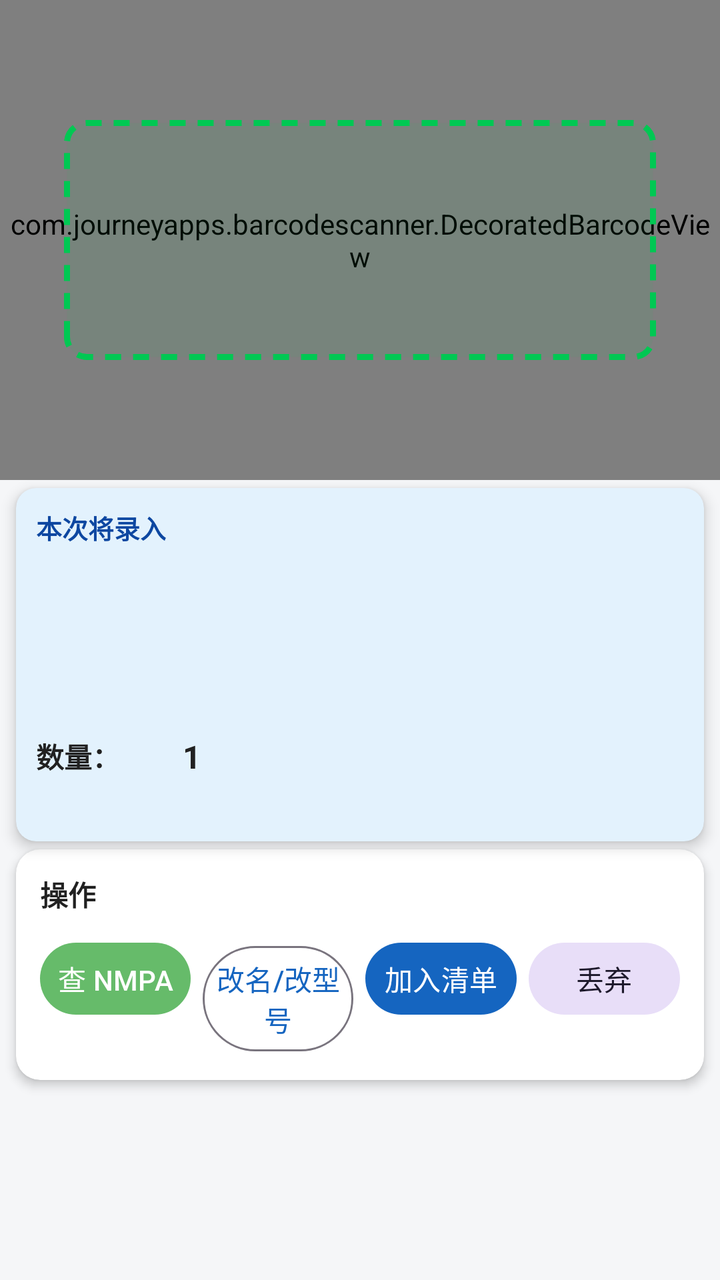
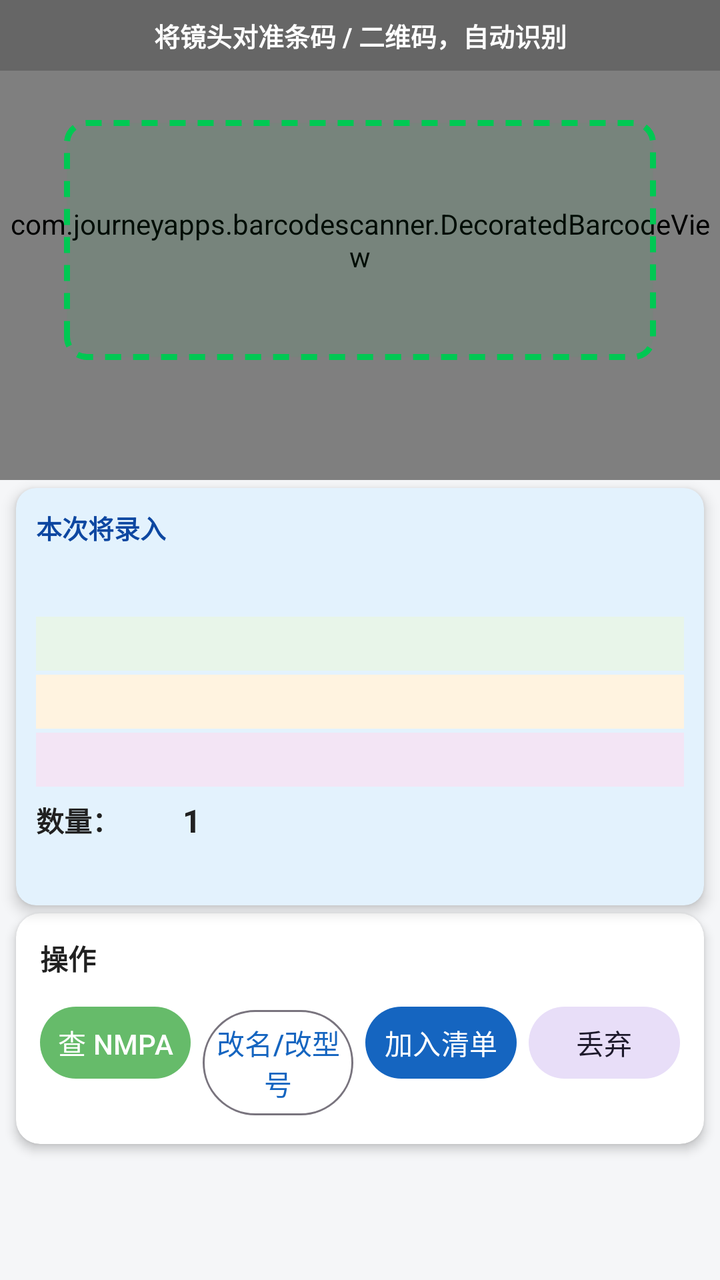

Two renders of the same Android screen: before a commit and after it. Below are the layout's source before the change and the commit's diff.
<!-- AndroidManifest.xml: application theme Theme.UdiScan -->
<!-- res/layout/fragment_scan.xml -->
<?xml version="1.0" encoding="utf-8"?>

<LinearLayout xmlns:android="http://schemas.android.com/apk/res/android"
    xmlns:app="http://schemas.android.com/apk/res-auto"
    android:layout_width="match_parent"
    android:layout_height="match_parent"
    android:orientation="vertical"
    android:background="@color/bg"
    android:fitsSystemWindows="true">

    
    <FrameLayout
        android:layout_width="match_parent"
        android:layout_height="240dp">

        <com.journeyapps.barcodescanner.DecoratedBarcodeView
            android:id="@+id/barcode_scanner"
            android:layout_width="match_parent"
            android:layout_height="match_parent" />

        
        <LinearLayout
            android:layout_width="match_parent"
            android:layout_height="match_parent"
            android:orientation="vertical"
            android:gravity="center"
            android:padding="32dp"
            android:clickable="false"
            android:focusable="false"
            android:importantForAccessibility="no">

            <View
                android:layout_width="match_parent"
                android:layout_height="0dp"
                android:layout_weight="1" />

            <View
                android:layout_width="match_parent"
                android:layout_height="120dp"
                android:background="@drawable/scan_frame" />

            <View
                android:layout_width="match_parent"
                android:layout_height=" 0dp"
                android:layout_weight="1" />
        </LinearLayout>

        
        <TextView
            android:id="@+id/scan_flash"
            android:layout_width="match_parent"
            android:layout_height="wrap_content"
            android:layout_gravity="top"
            android:gravity="center"
            android:padding="10dp"
            android:textColor="#ffffff"
            android:textSize="14sp"
            android:textStyle="bold"
            android:visibility="gone" />
    </FrameLayout>

    
    <TextView
        android:id="@+id/tv_product_top"
        android:layout_width="match_parent"
        android:layout_height="wrap_content"
        android:layout_marginStart="8dp"
        android:layout_marginEnd="8dp"
        android:layout_marginTop="4dp"
        android:background="@drawable/bg_product_top"
        android:gravity="center"
        android:paddingVertical="10dp"
        android:paddingHorizontal="12dp"
        android:textColor="#ffffff"
        android:textSize="16sp"
        android:textStyle="bold"
        android:visibility="gone" />

    
    <androidx.cardview.widget.CardView
        android:layout_width="match_parent"
        android:layout_height="wrap_content"
        android:layout_marginStart="8dp"
        android:layout_marginEnd="8dp"
        android:layout_marginTop="4dp"
        app:cardCornerRadius="10dp"
        app:cardBackgroundColor="#E3F2FD"
        app:cardElevation="4dp"
        app:strokeColor="@color/primary"
        app:strokeWidth="2dp">

        <LinearLayout
            android:layout_width="match_parent"
            android:layout_height="wrap_content"
            android:orientation="vertical"
            android:padding="10dp">

            
            <LinearLayout
                android:layout_width="match_parent"
                android:layout_height="wrap_content"
                android:orientation="horizontal"
                android:gravity="center_vertical">

                <TextView
                    android:layout_width="0dp"
                    android:layout_height="wrap_content"
                    android:layout_weight="1"
                    android:text="@string/preview_title"
                    android:textStyle="bold"
                    android:textSize="13sp"
                    android:textColor="@color/primary_dark" />
            </LinearLayout>

            
            <TextView
                android:id="@+id/tv_line_udi"
                android:layout_width="match_parent"
                android:layout_height="wrap_content"
                android:layout_marginTop="6dp"
                android:textSize="14sp"
                android:textColor="@color/text_main" />

            
            <TextView
                android:id="@+id/tv_line_batch"
                android:layout_width="match_parent"
                android:layout_height="wrap_content"
                android:layout_marginTop="2dp"
                android:textSize="14sp"
                android:textColor="@color/text_main" />

            
            <TextView
                android:id="@+id/tv_line_expiry"
                android:layout_width="match_parent"
                android:layout_height="wrap_content"
                android:layout_marginTop="2dp"
                android:textSize="14sp"
                android:textColor="@color/text_main" />

            
            <TextView
                android:id="@+id/tv_line_prod"
                android:layout_width="match_parent"
                android:layout_height="wrap_content"
                android:layout_marginTop="2dp"
                android:textSize="14sp"
                android:textColor="@color/text_main" />

            
            <TextView
                android:id="@+id/tv_line_serial"
                android:layout_width="match_parent"
                android:layout_height="wrap_content"
                android:layout_marginTop="2dp"
                android:textSize="14sp"
                android:textColor="@color/text_main"
                android:visibility="gone" />

            
            <LinearLayout
                android:layout_width="match_parent"
                android:layout_height="wrap_content"
                android:orientation="horizontal"
                android:gravity="center_vertical"
                android:layout_marginTop="6dp">

                <TextView
                    android:layout_width="wrap_content"
                    android:layout_height="wrap_content"
                    android:text="数量："
                    android:textSize="14sp"
                    android:textStyle="bold"
                    android:textColor="@color/text_main" />

                <EditText
                    android:id="@+id/et_qty"
                    android:layout_width="72dp"
                    android:layout_height="wrap_content"
                    android:inputType="number"
                    android:gravity="center"
                    android:background="@android:color/transparent"
                    android:text="1"
                    android:textSize="16sp"
                    android:textStyle="bold"
                    android:textColor="@color/text_main" />
            </LinearLayout>

            
            <TextView
                android:id="@+id/tv_preview_hint"
                android:layout_width="match_parent"
                android:layout_height="wrap_content"
                android:layout_marginTop="4dp"
                android:textColor="@color/text_sub"
                android:textSize="13sp" />
        </LinearLayout>
    </androidx.cardview.widget.CardView>

    
    <androidx.cardview.widget.CardView
        android:layout_width="match_parent"
        android:layout_height="wrap_content"
        android:layout_marginStart="8dp"
        android:layout_marginEnd="8dp"
        android:layout_marginBottom="8dp"
        android:layout_marginTop="4dp"
        app:cardCornerRadius="12dp"
        app:cardBackgroundColor="@color/card"
        app:cardElevation="3dp">

        <LinearLayout
            android:layout_width="match_parent"
            android:layout_height="wrap_content"
            android:orientation="vertical"
            android:padding="12dp">

            <TextView
                android:layout_width="wrap_content"
                android:layout_height="wrap_content"
                android:text="操作"
                android:textStyle="bold"
                android:textSize="14sp"
                android:textColor="@color/text_main" />

            <LinearLayout
                android:layout_width="match_parent"
                android:layout_height="wrap_content"
                android:orientation="horizontal"
                android:layout_marginTop="10dp">

                <Button
                    android:id="@+id/btn_query"
                    style="@style/Widget.Material3.Button"
                    android:layout_width="0dp"
                    android:layout_height="wrap_content"
                    android:layout_weight="1"
                    android:minWidth="0dp"
                    android:minHeight="44dp"
                    android:paddingHorizontal="6dp"
                    android:gravity="center"
                    android:includeFontPadding="false"
                    android:text="@string/btn_query"
                    android:textColor="#ffffff"
                    app:backgroundTint="@color/btn_query_green" />

                <Button
                    android:id="@+id/btn_edit_name"
                    style="@style/Widget.Material3.Button.OutlinedButton"
                    android:layout_width="0dp"
                    android:layout_height="wrap_content"
                    android:layout_weight="1"
                    android:layout_marginStart="6dp"
                    android:layout_marginEnd="6dp"
                    android:minWidth="0dp"
                    android:minHeight="44dp"
                    android:paddingHorizontal="6dp"
                    android:gravity="center"
                    android:includeFontPadding="false"
                    android:text="改名/改型号" />

                <Button
                    android:id="@+id/btn_add"
                    android:layout_width="0dp"
                    android:layout_height="wrap_content"
                    android:layout_weight="1"
                    android:layout_marginEnd="6dp"
                    android:minWidth="0dp"
                    android:minHeight="44dp"
                    android:paddingHorizontal="6dp"
                    android:gravity="center"
                    android:includeFontPadding="false"
                    android:text="@string/btn_add"
                    android:textColor="#ffffff"
                    app:backgroundTint="@color/primary" />

                <Button
                    android:id="@+id/btn_discard"
                    style="@style/Widget.Material3.Button.TonalButton"
                    android:layout_width="0dp"
                    android:layout_height="wrap_content"
                    android:layout_weight="1"
                    android:minWidth="0dp"
                    android:minHeight="44dp"
                    android:paddingHorizontal="6dp"
                    android:gravity="center"
                    android:includeFontPadding="false"
                    android:text="@string/btn_discard" />
            </LinearLayout>
        </LinearLayout>
    </androidx.cardview.widget.CardView>

</LinearLayout>
<!-- resources referenced by this layout -->
<resources>
  <color name="bg">#F5F6F8</color>
  <color name="btn_query_green">#66BB6A</color>
  <color name="card">#FFFFFF</color>
  <color name="primary">#1565C0</color>
  <color name="primary_dark">#0D47A1</color>
  <color name="text_main">#212121</color>
  <color name="text_sub">#757575</color>
  <!-- drawable bg_product_top (drawable) -->
  <?xml version="1.0" encoding="utf-8"?>
  <shape xmlns:android="http://schemas.android.com/apk/res/android"
      android:shape="rectangle">
      <solid android:color="@color/primary_dark" />
      <corners android:radius="10dp" />
  </shape>
  <!-- drawable scan_frame (drawable) -->
  <?xml version="1.0" encoding="utf-8"?>
  <shape xmlns:android="http://schemas.android.com/apk/res/android"
      android:shape="rectangle">
      
      <stroke
          android:width="3dp"
          android:color="#00C853"
          android:dashWidth="8dp"
          android:dashGap="6dp" />
      <solid android:color="#1000C853" />
      <corners android:radius="10dp" />
  </shape>
  <string name="btn_add">加入清单</string>
  <string name="btn_discard">丢弃</string>
  <string name="btn_query">查 NMPA</string>
  <string name="preview_title">本次将录入</string>
  <style name="Theme.UdiScan" parent="Theme.Material3.DayNight.NoActionBar">
          <item name="colorPrimary">@color/primary</item>
          <item name="colorPrimaryDark">@color/primary_dark</item>
          <item name="colorAccent">@color/accent</item>
          <item name="android:colorBackground">@color/bg</item>
          <item name="android:statusBarColor">@color/primary_dark</item>
      </style>
  <color name="accent">#FF6F00</color>
</resources>

<!-- the commit's change to res/layout/fragment_scan.xml (unified diff, before → after) -->
@@ -17,6 +17,20 @@
             android:id="@+id/barcode_scanner"
             android:layout_width="match_parent"
             android:layout_height="match_parent" />
+
+        
+        <TextView
+            android:id="@+id/scan_tip"
+            android:layout_width="match_parent"
+            android:layout_height="wrap_content"
+            android:layout_gravity="top"
+            android:background="#33000000"
+            android:gravity="center"
+            android:paddingVertical="8dp"
+            android:text="将镜头对准条码 / 二维码，自动识别"
+            android:textColor="#ffffff"
+            android:textSize="13sp"
+            android:textStyle="bold" />
 
         
         <LinearLayout
@@ -119,7 +133,12 @@
                 android:layout_height="wrap_content"
                 android:layout_marginTop="6dp"
                 android:textSize="14sp"
-                android:textColor="@color/text_main" />
+                android:textColor="@color/text_main"
+                android:background="#E3F2FD"
+                android:paddingStart="8dp"
+                android:paddingEnd="8dp"
+                android:paddingTop="4dp"
+                android:paddingBottom="4dp" />
 
             
             <TextView
@@ -128,7 +147,12 @@
                 android:layout_height="wrap_content"
                 android:layout_marginTop="2dp"
                 android:textSize="14sp"
-                android:textColor="@color/text_main" />
+                android:textColor="@color/text_main"
+                android:background="#E8F5E9"
+                android:paddingStart="8dp"
+                android:paddingEnd="8dp"
+                android:paddingTop="4dp"
+                android:paddingBottom="4dp" />
 
             
             <TextView
@@ -137,7 +161,12 @@
                 android:layout_height="wrap_content"
                 android:layout_marginTop="2dp"
                 android:textSize="14sp"
-                android:textColor="@color/text_main" />
+                android:textColor="@color/text_main"
+                android:background="#FFF3E0"
+                android:paddingStart="8dp"
+                android:paddingEnd="8dp"
+                android:paddingTop="4dp"
+                android:paddingBottom="4dp" />
 
             
             <TextView
@@ -146,7 +175,12 @@
                 android:layout_height="wrap_content"
                 android:layout_marginTop="2dp"
                 android:textSize="14sp"
-                android:textColor="@color/text_main" />
+                android:textColor="@color/text_main"
+                android:background="#F3E5F5"
+                android:paddingStart="8dp"
+                android:paddingEnd="8dp"
+                android:paddingTop="4dp"
+                android:paddingBottom="4dp" />
 
             
             <TextView
@@ -156,7 +190,12 @@
                 android:layout_marginTop="2dp"
                 android:textSize="14sp"
                 android:textColor="@color/text_main"
-                android:visibility="gone" />
+                android:visibility="gone"
+                android:background="#FCE4EC"
+                android:paddingStart="8dp"
+                android:paddingEnd="8dp"
+                android:paddingTop="4dp"
+                android:paddingBottom="4dp" />
 
             
             <LinearLayout
